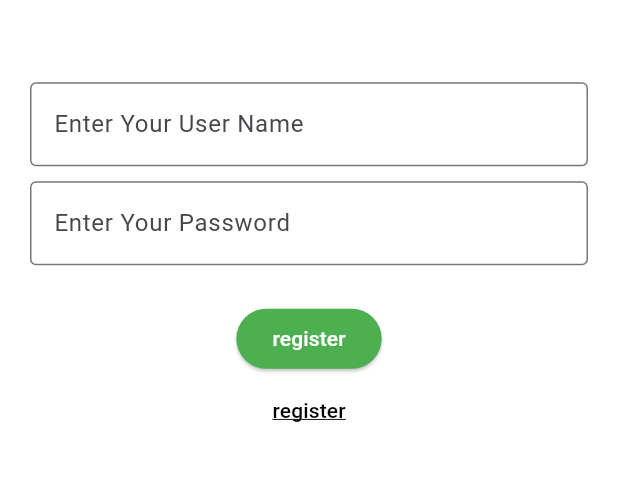
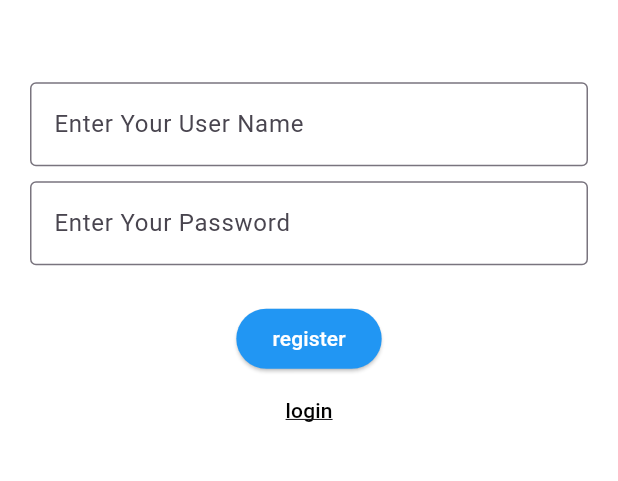
Before and after one commit to Dardalyan/CallTrack, a Flutter app: the RegisterPage screen opened directly, on a phone screen of 412 x 824 dp, the part 427-908 px from its top. Run offline on Flutter 3.47's test engine with Material 3 defaults, Android fonts, the phone set to English and light mode, and no system bars; Roboto replaces fonts that are missing (Times New Roman).

Commit message:
register page is updated

```diff
--- a/lib/registerPage.dart
+++ b/lib/registerPage.dart
@@ -32,6 +32,8 @@ class _RegisterPage extends State<RegisterPage>{
 
     late TextField usernameInput;
     late TextField passwordInput;
+    late TextField nameInput;
+    late TextField surnameInput;
 
     late Title pageTitle;
 
@@ -57,22 +59,29 @@ class _RegisterPage extends State<RegisterPage>{
       passwordInput = const TextField(
           decoration:InputDecoration(border:OutlineInputBorder(),hintText: 'Enter Your Password'),
           obscureText: true);
+    nameInput = const TextField(
+        decoration:InputDecoration(border:OutlineInputBorder(),hintText: 'Enter Your Name'));
+    surnameInput = const TextField(
+        decoration:InputDecoration(border:OutlineInputBorder(),hintText: 'Enter Your  Surname'));
+    passwordInput = const TextField(
+        decoration:InputDecoration(border:OutlineInputBorder(),hintText: 'Enter Your Password'),
+        obscureText: true);
 
 
-      loginButton =  ElevatedButton(onPressed: loginViaInput, style:ElevatedButton.styleFrom(
-          primary: Colors.green,onPrimary: Colors.white
+      registerButton =  ElevatedButton(onPressed: loginViaInput, style:ElevatedButton.styleFrom(
+          primary: Colors.blue,onPrimary: Colors.white
       ),child:const Text('register'));
 
-      registerButton =  ElevatedButton(onPressed: (){
+      loginButton =  ElevatedButton(onPressed: (){
         Navigator.pop(
             context
         );
         },style:ElevatedButton.styleFrom(
           backgroundColor:  Colors.transparent,foregroundColor: Colors.black,shadowColor: Colors.transparent ,surfaceTintColor:Colors.transparent
-      ),child:const Text('register',style: TextStyle(decoration: TextDecoration.underline,)));
+      ),child:const Text('login',style: TextStyle(decoration: TextDecoration.underline,)));
 
 
-      buttonsColumn = Column(children: [loginButton,registerButton]);
+      buttonsColumn = Column(children: [registerButton,loginButton]);
 
       pageTitle = Title(color: Colors.blue, child: const Text('CallTrack',style:TextStyle(color: Colors.blue,fontSize: 30,fontFamily: "Times New Roman",
           fontWeight: FontWeight.w800)));
```
